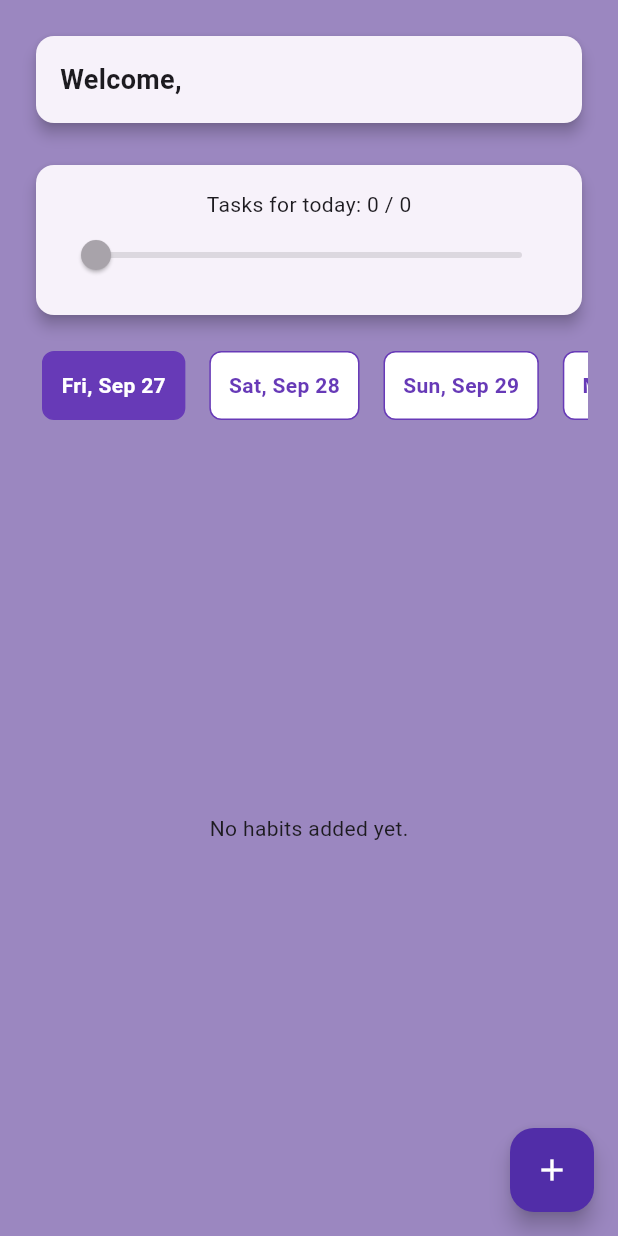
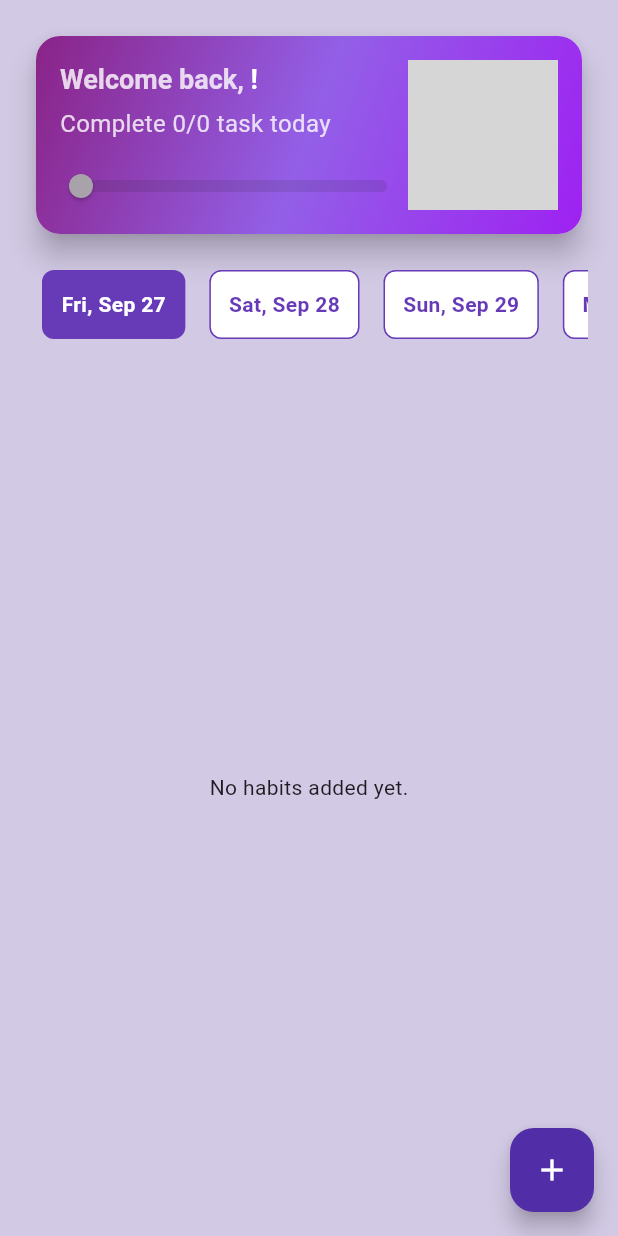
Before and after one commit to EsAm1973/Habit-Tracking, a Flutter app: the HomePage screen opened directly, on a phone screen of 412 x 824 dp. Run offline on Flutter 3.47's test engine with Material 3 defaults, Android fonts, the phone set to English and light mode, and no system bars; our stand-ins replace cloud_firestore, firebase_auth, firebase_core, google_nav_bar; accounts and stored records are empty; grey boxes are pictures that could not be loaded.

Commit message:
make some ui

```diff
--- a/lib/screens/home_page.dart
+++ b/lib/screens/home_page.dart
@@ -95,7 +95,7 @@ class _HomePageState extends State<HomePage> {
   @override
   Widget build(BuildContext context) {
     return Scaffold(
-      backgroundColor: const Color.fromARGB(255, 155, 135, 192),
+      backgroundColor: const Color.fromARGB(255, 210, 201, 228),
       floatingActionButton: FloatingActionButton(
         onPressed: () {
           showModalBottomSheet(
@@ -117,26 +117,98 @@ class _HomePageState extends State<HomePage> {
             // Welcome message with user's name
             Card(
               shape: RoundedRectangleBorder(
-                  borderRadius: BorderRadius.circular(12)),
-              elevation: 4,
+                  borderRadius: BorderRadius.circular(16)),
+              elevation: 8,
+              child: Container(
+                decoration: BoxDecoration(
+                  borderRadius: BorderRadius.circular(16),
+                  gradient: const LinearGradient(
+                    colors: [
+                      Color(0xFF8A2387),
+                      Color.fromARGB(255, 147, 95, 231),
+                      Color.fromARGB(255, 158, 33, 242)
+                    ],
+                    begin: Alignment.topLeft,
+                    end: Alignment.bottomRight,
+                  ),
+                ),
                 child: Padding(
                   padding: const EdgeInsets.all(16.0),
                   child: Row(
                     mainAxisAlignment: MainAxisAlignment.spaceBetween,
                     children: [
+                      Expanded(
+                        child: Column(
+                          crossAxisAlignment: CrossAxisAlignment.start,
+                          mainAxisAlignment: MainAxisAlignment.spaceAround,
+                          children: [
+                            RichText(
+                              text: TextSpan(
+                                children: [
+                                  TextSpan(
+                                    text: 'Welcome back, ',
+                                    style: TextStyle(
+                                      fontSize: 18,
+                                      fontWeight: FontWeight.bold,
+                                      color: Colors.white.withOpacity(0.8),
+                                    ),
+                                  ),
+                                  TextSpan(
+                                    text: '${user?.displayName ?? 'User'}!',
+                                    style: const TextStyle(
+                                      fontSize: 18,
+                                      fontWeight: FontWeight.bold,
+                                      color: Colors.white,
+                                    ),
+                                  ),
+                                ],
+                              ),
+                            ),
+                            const SizedBox(height: 8),
                             Text(
-                      'Welcome, ${user?.displayName ?? 'User'}',
-                      style: const TextStyle(
-                          fontSize: 18, fontWeight: FontWeight.bold),
+                              'Complete $completedTasksToday/$totalTasksToday task today',
+                              style: TextStyle(
+                                fontSize: 16,
+                                color: Colors.white.withOpacity(0.8),
+                              ),
+                            ),
+                            const SizedBox(height: 16),
+                            SliderTheme(
+                              data: SliderTheme.of(context).copyWith(
+                                trackHeight: 8,
+                                activeTrackColor: Colors.pinkAccent,
+                                inactiveTrackColor: Colors.purple.shade100,
+                                thumbShape: const RoundSliderThumbShape(
+                                    enabledThumbRadius: 8),
+                                overlayShape: const RoundSliderOverlayShape(
+                                    overlayRadius: 14),
+                                thumbColor: Colors.white,
+                                overlayColor: Colors.pink.withOpacity(0.2),
+                              ),
+                              child: Slider(
+                                value: totalTasksToday == 0
+                                    ? 0
+                                    : completedTasksToday.toDouble() /
+                                        totalTasksToday,
+                                onChanged: null, // Non-interactive slider
+                              ),
+                            ),
+                          ],
+                        ),
+                      ),
+                      Image.asset(
+                        'assets/calender.png',
+                        height: 100,
+                        width: 100,
                       ),
                     ],
                   ),
                 ),
               ),
-            const SizedBox(height: 20),
+            ),
 
             // Slider showing total and completed tasks for today
-            Card(
+            /* Card(
               shape: RoundedRectangleBorder(
                   borderRadius: BorderRadius.circular(12)),
               elevation: 4,
@@ -166,6 +238,7 @@ class _HomePageState extends State<HomePage> {
                 ),
               ),
             ),
+            */
             const SizedBox(height: 20),
 
             // Days of the week to select
```
Also changed, not shown: 1 other file. Lines whose indentation alone changed are shown as unchanged.
